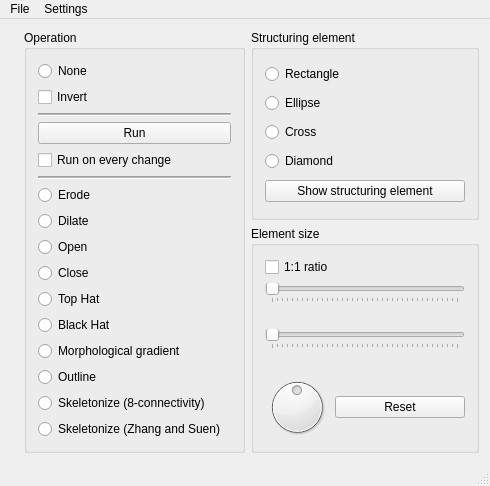
Old version of the form morph/mainwindow.ui in the repository k0zmo/morphology-opencl.
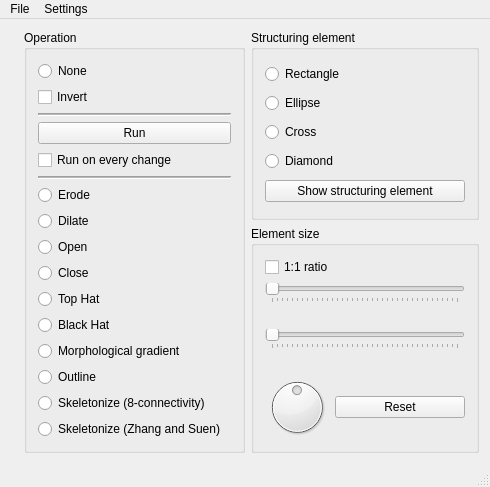
New version of the form.

Commit message: * Kosmetyczna zmiana w interfejsie (dla duzych obrazkow UI sie nie rozjezdza)

```diff
--- a/morph/mainwindow.ui
+++ b/morph/mainwindow.ui
@@ -7,8 +7,8 @@
    <rect>
     <x>0</x>
     <y>0</y>
-    <width>472</width>
-    <height>483</height>
+    <width>485</width>
+    <height>487</height>
    </rect>
   </property>
   <property name="sizePolicy">
@@ -458,7 +458,7 @@
      </spacer>
     </item>
     <item row="1" column="0">
-     <spacer name="verticalSpacer">
+     <spacer name="verticalSpacer_2">
       <property name="orientation">
        <enum>Qt::Vertical</enum>
       </property>
```
Left out of the diff: 21 changed lines with no effect on the pictures.
